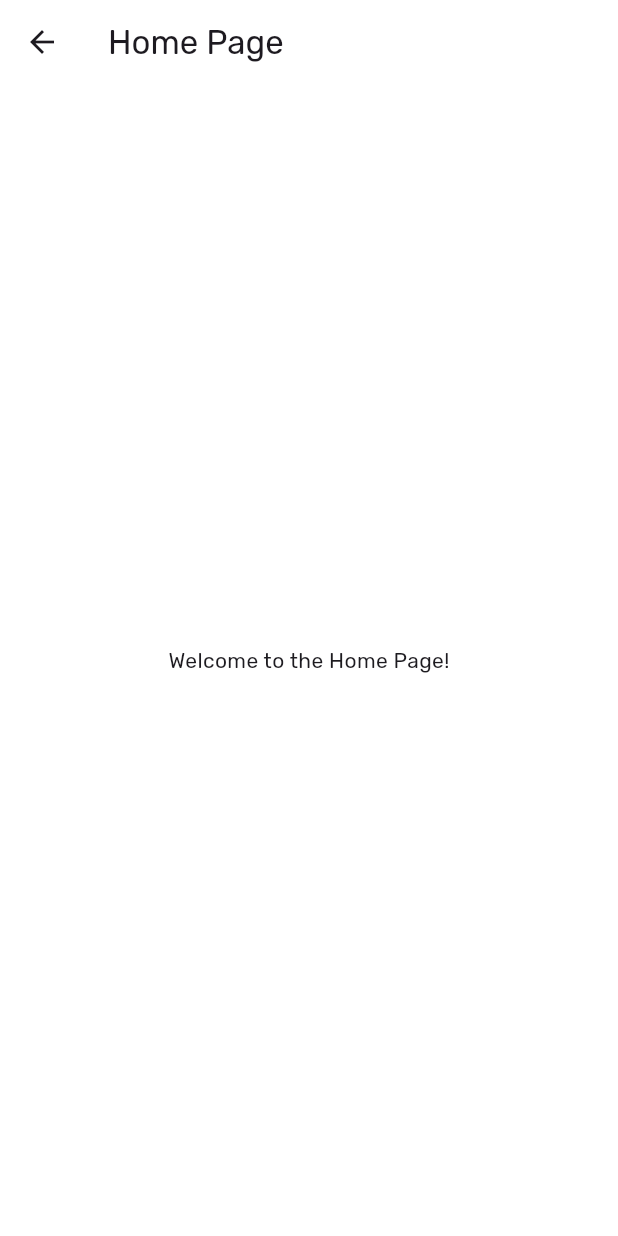
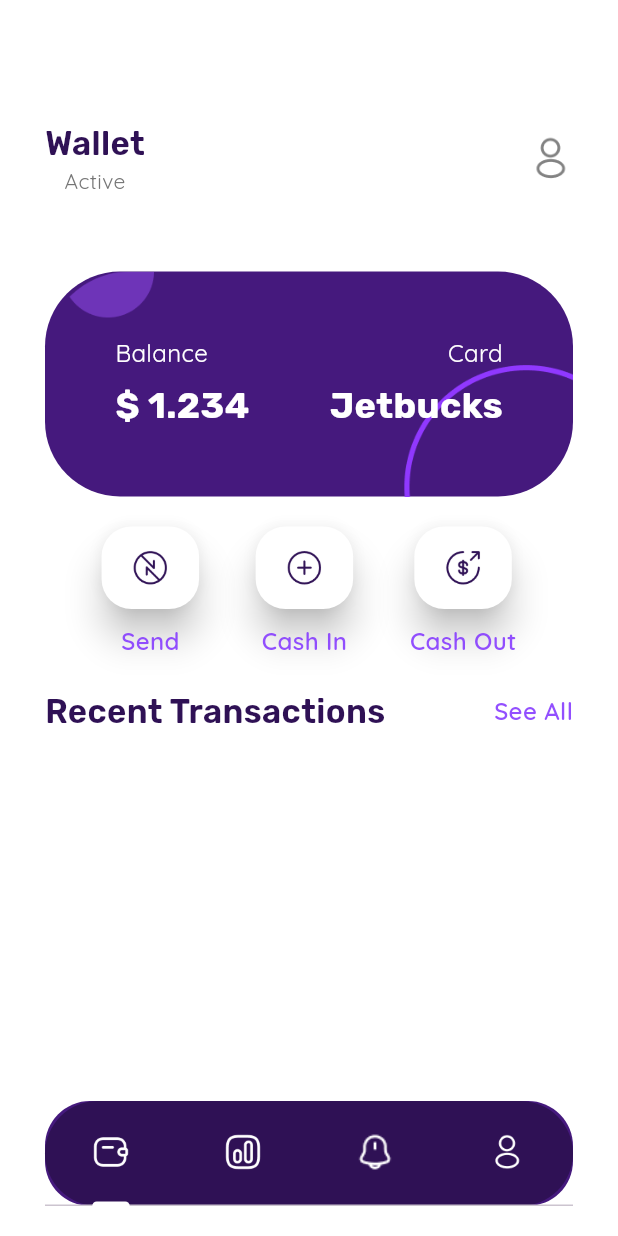
Before and after one commit to Jedybox/jetbucks, a Flutter app: the HomePage screen opened by its route, on a phone screen of 412 x 824 dp. Run offline on Flutter 3.47's test engine with Material 3 defaults, Android fonts, the light colour scheme and no system bars; our stand-ins replace connectivity_plus, dio, google_fonts, localstorage.

Commit message:
Add wallet tab UI and implement tab navigation in home page

```diff
--- /dev/null
+++ b/lib/buttons/squarebutton.dart
@@ -0,0 +1,18 @@
+import 'package:flutter/material.dart';
+
+ElevatedButton squareButton({
+  required VoidCallback onPressed,
+  required Image icon,
+}) {
+  return ElevatedButton(
+    onPressed: onPressed,
+    style: ElevatedButton.styleFrom(
+      backgroundColor: Colors.white,
+      shape: RoundedRectangleBorder(borderRadius: BorderRadius.circular(20)),
+      padding: const EdgeInsets.symmetric(horizontal: 20, vertical: 15),
+      shadowColor: Colors.black,
+      elevation: 10,
+    ),
+    child: icon,
+  );
+}
--- a/lib/screens/homepage.dart
+++ b/lib/screens/homepage.dart
@@ -1,4 +1,7 @@
 import 'package:flutter/material.dart';
+import 'package:google_fonts/google_fonts.dart';
+
+import 'package:jetbucks/tabs/walletTab.dart';
 
 class HomePage extends StatefulWidget {
   const HomePage({super.key});
@@ -7,12 +10,100 @@ class HomePage extends StatefulWidget {
   State<HomePage> createState() => _HomePageState();
 }
 
-class _HomePageState extends State<HomePage> {
+class _HomePageState extends State<HomePage>
+    with SingleTickerProviderStateMixin {
+  late TabController _tabController;
+
+  @override
+  void initState() {
+    super.initState();
+    _tabController = TabController(length: 4, vsync: this);
+  }
+
+  @override
+  void dispose() {
+    _tabController.dispose();
+    super.dispose();
+  }
+
   @override
   Widget build(BuildContext context) {
     return Scaffold(
-      appBar: AppBar(title: const Text('Home Page')),
-      body: Center(child: Text('Welcome to the Home Page!')),
+      body: TabBarView(
+        controller: _tabController,
+        physics: const NeverScrollableScrollPhysics(),
+        children: [
+          // Wallet Page
+          walletTab(),
+          // Status Page
+          Center(
+            child: Text(
+              "Status",
+              style: GoogleFonts.poppins(
+                fontSize: 30,
+                fontWeight: FontWeight.w600,
+                color: Colors.white,
+              ),
+            ),
+          ),
+          // Notification Page
+          Center(
+            child: Text(
+              "Notification",
+              style: GoogleFonts.poppins(
+                fontSize: 30,
+                fontWeight: FontWeight.w600,
+                color: Colors.white,
+              ),
+            ),
+          ),
+          // Account Page
+          Center(
+            child: Text(
+              "Account",
+              style: GoogleFonts.poppins(
+                fontSize: 30,
+                fontWeight: FontWeight.w600,
+                color: Colors.white,
+              ),
+            ),
+          ),
+        ],
+      ),
+      bottomNavigationBar: Container(
+        color: Colors.transparent,
+        padding: const EdgeInsets.fromLTRB(30, 0, 30, 20),
+        child: Container(
+          height: 70,
+          decoration: BoxDecoration(
+            color: Color.fromARGB(255, 69, 25, 125),
+            borderRadius: BorderRadius.circular(30),
+          ),
+          child: Container(
+            height: 60,
+            decoration: BoxDecoration(
+              color: Color.fromARGB(255, 47, 17, 85),
+              borderRadius: BorderRadius.circular(50),
+            ),
+            child: TabBar(
+              controller: _tabController,
+              labelColor: Colors.white,
+              unselectedLabelColor: Colors.transparent,
+              indicatorColor: Colors.white,
+              tabs: [
+                Image.asset("assets/logos/wallet.png", width: 25, height: 25),
+                Image.asset("assets/logos/status.png", width: 25, height: 25),
+                Image.asset(
+                  "assets/logos/notification.png",
+                  width: 25,
+                  height: 25,
+                ),
+                Image.asset("assets/logos/account.png", width: 25, height: 25),
+              ],
+            ),
+          ),
+        ),
+      ),
     );
   }
 }
--- /dev/null
+++ b/lib/tabs/walletTab.dart
@@ -0,0 +1,231 @@
+import 'package:flutter/material.dart';
+import 'package:google_fonts/google_fonts.dart';
+import 'package:jetbucks/buttons/squarebutton.dart';
+
+Padding walletTab() {
+  return Padding(
+    padding: const EdgeInsets.fromLTRB(30, 50, 30, 0),
+    child: Column(
+      mainAxisAlignment: MainAxisAlignment.start,
+      crossAxisAlignment: CrossAxisAlignment.start,
+      children: <Widget>[
+        SizedBox(height: 30),
+        Row(
+          mainAxisAlignment: MainAxisAlignment.spaceBetween,
+          children: [
+            Column(
+              mainAxisAlignment: MainAxisAlignment.center,
+              children: <Widget>[
+                Text(
+                  "Wallet",
+                  style: TextStyle(
+                    fontSize: 22,
+                    fontFamily: 'Rubik',
+                    fontWeight: FontWeight.w600,
+                    color: Color.fromARGB(255, 47, 17, 85),
+                  ),
+                ),
+                Text(
+                  "Active",
+                  style: TextStyle(
+                    fontSize: 14,
+                    fontFamily: GoogleFonts.quicksand().fontFamily,
+                    fontWeight: FontWeight.w400,
+                    color: Colors.grey[600],
+                  ),
+                ),
+              ],
+            ),
+            Image.asset(
+              'assets/logos/profile.png',
+              width: 30,
+              height: 30,
+              fit: BoxFit.cover,
+              alignment: Alignment.topRight,
+            ),
+          ],
+        ),
+        SizedBox(height: 50),
+        Container(
+          height: 150,
+          width: double.infinity,
+          decoration: BoxDecoration(
+            color: Color.fromARGB(255, 69, 25, 125),
+            borderRadius: BorderRadius.circular(50),
+          ),
+          child: Stack(
+            children: <Widget>[
+              // Top-left circle
+              Image.asset(
+                "assets/balancebg.png",
+                width: double.infinity,
+                height: double.infinity,
+                fit: BoxFit.cover,
+                alignment: Alignment.topLeft,
+              ),
+
+              // Card content
+              Padding(
+                padding: const EdgeInsets.symmetric(horizontal: 20.0),
+                child: Row(
+                  mainAxisAlignment: MainAxisAlignment.spaceAround,
+                  children: [
+                    // Balance info
+                    Column(
+                      mainAxisAlignment: MainAxisAlignment.center,
+                      crossAxisAlignment: CrossAxisAlignment.start,
+                      children: [
+                        Text(
+                          "Balance",
+                          style: TextStyle(
+                            color: Colors.white,
+                            fontSize: 16,
+                            fontFamily: GoogleFonts.quicksand().fontFamily,
+                          ),
+                        ),
+                        SizedBox(height: 6),
+                        Text(
+                          "\$ 1.234",
+                          style: TextStyle(
+                            color: Colors.white,
+                            fontSize: 24,
+                            fontWeight: FontWeight.bold,
+                            fontFamily: GoogleFonts.rubik().fontFamily,
+                          ),
+                        ),
+                      ],
+                    ),
+                    // Card info
+                    Column(
+                      mainAxisAlignment: MainAxisAlignment.center,
+                      crossAxisAlignment: CrossAxisAlignment.end,
+                      children: [
+                        Text(
+                          "Card",
+                          style: TextStyle(
+                            color: Colors.white,
+                            fontSize: 16,
+                            fontFamily: GoogleFonts.quicksand().fontFamily,
+                          ),
+                        ),
+                        SizedBox(height: 6),
+                        Text(
+                          "Jetbucks",
+                          style: TextStyle(
+                            color: Colors.white,
+                            fontSize: 24,
+                            fontWeight: FontWeight.bold,
+                            fontFamily: GoogleFonts.rubik().fontFamily,
+                          ),
+                        ),
+                      ],
+                    ),
+                  ],
+                ),
+              ),
+            ],
+          ),
+        ),
+        SizedBox(height: 20),
+        Row(
+          mainAxisAlignment: MainAxisAlignment.spaceEvenly,
+          children: [
+            Column(
+              mainAxisAlignment: MainAxisAlignment.spaceEvenly,
+              children: [
+                squareButton(
+                  icon: Image.asset(
+                    "assets/logos/transfer.png",
+                    width: 25,
+                    height: 25,
+                  ),
+                  onPressed: () {},
+                ),
+                const SizedBox(height: 10),
+                Text(
+                  "Send",
+                  style: TextStyle(
+                    fontSize: 16,
+                    fontFamily: GoogleFonts.quicksand().fontFamily,
+                    fontWeight: FontWeight.w600,
+                    color: Color.fromARGB(225, 132, 56, 255),
+                  ),
+                ),
+              ],
+            ),
+            Column(
+              mainAxisAlignment: MainAxisAlignment.spaceEvenly,
+              children: [
+                squareButton(
+                  icon: Image.asset(
+                    'assets/logos/cash_in.png',
+                    width: 25,
+                    height: 25,
+                  ),
+                  onPressed: () {},
+                ),
+                const SizedBox(height: 10),
+                Text(
+                  "Cash In",
+                  style: TextStyle(
+                    fontSize: 16,
+                    fontFamily: GoogleFonts.quicksand().fontFamily,
+                    fontWeight: FontWeight.w600,
+                    color: Color.fromARGB(225, 132, 56, 255),
+                  ),
+                ),
+              ],
+            ),
+            Column(
+              mainAxisAlignment: MainAxisAlignment.spaceEvenly,
+              children: [
+                squareButton(
+                  icon: Image.asset(
+                    "assets/logos/cash_out.png",
+                    width: 25,
+                    height: 25,
+                  ),
+                  onPressed: () {},
+                ),
+                const SizedBox(height: 10),
+                Text(
+                  "Cash Out",
+                  style: TextStyle(
+                    fontSize: 16,
+                    fontFamily: GoogleFonts.quicksand().fontFamily,
+                    fontWeight: FontWeight.w600,
+                    color: Color.fromARGB(225, 132, 56, 255),
+                  ),
+                ),
+              ],
+            ),
+          ],
+        ),
+        SizedBox(height: 20),
+        Row(
+          mainAxisAlignment: MainAxisAlignment.spaceBetween,
+          children: [
+            Text(
+              "Recent Transactions",
+              style: TextStyle(
+                fontSize: 22,
+                fontFamily: 'Rubik',
+                fontWeight: FontWeight.w600,
+                color: Color.fromARGB(255, 47, 17, 85),
+              ),
+            ),
+            Text(
+              "See All",
+              style: TextStyle(
+                fontSize: 16,
+                fontFamily: GoogleFonts.quicksand().fontFamily,
+                fontWeight: FontWeight.w600,
+                color: Color.fromARGB(225, 132, 56, 255),
+              ),
+            ),
+          ],
+        ),
+      ],
+    ),
+  );
+}
```
Also changed, not shown: pubspec.yaml (+8 -0 lines), assets/balancebg.png (added), assets/logos/account.png (added), assets/logos/cash_in.png (added), assets/logos/cash_out.png (added), assets/logos/notification.png (added), assets/logos/status.png (added), assets/logos/transfer.png (added), assets/logos/wallet.png (added), 2 other files.
